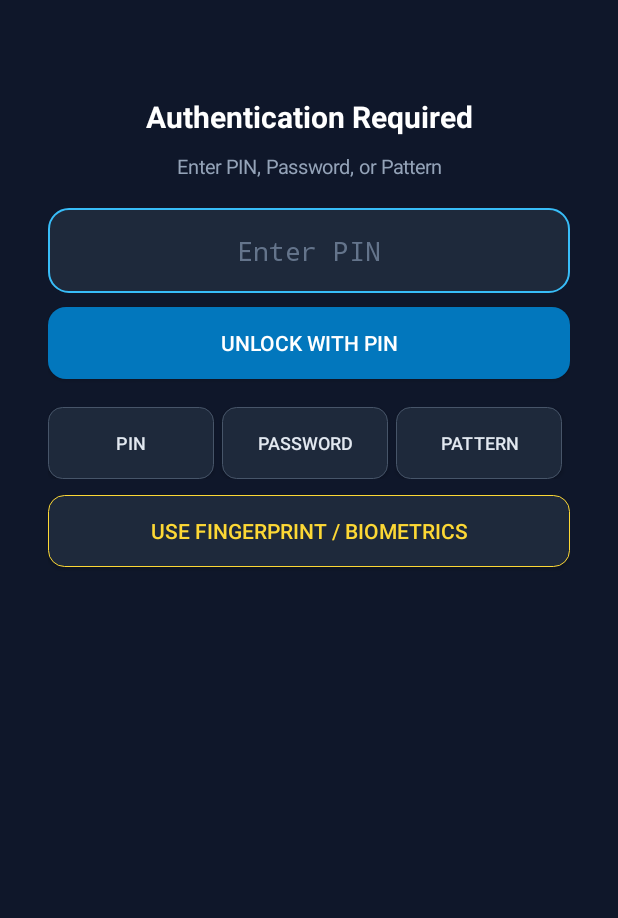
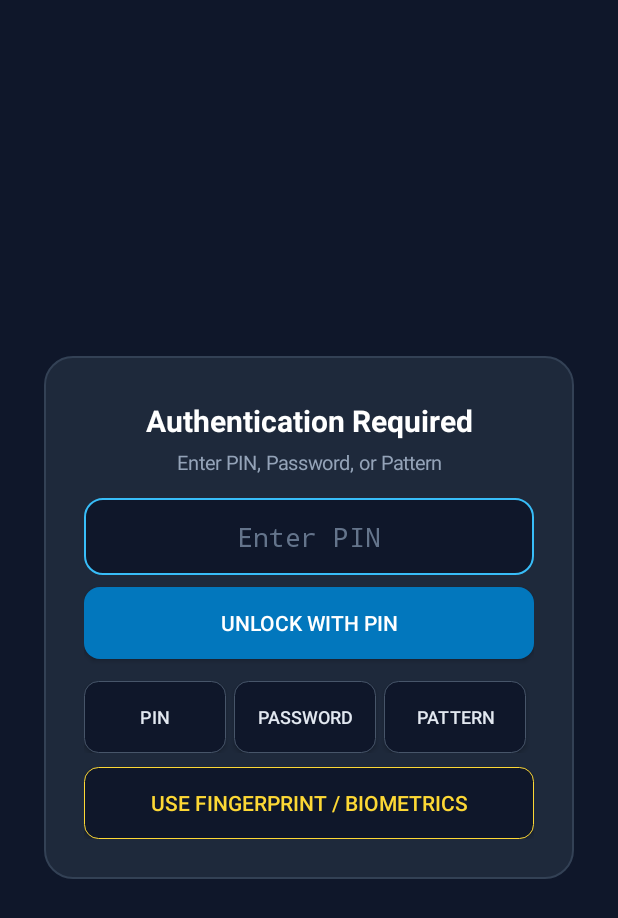
Before and after one commit to himanshusingh372/HSApplock, an Android app: the LockActivity screen opened directly, with no data from a screen before it, on a phone screen of 412 x 824 dp. Shown: the top 918 px of the screen. Run offline under Robolectric (Android 15) with nearby library versions, the phone set to English and light mode, and no system bars.

Commit message:
Update LockActivity.kt

```diff
--- a/app/src/main/java/com/local/offlinelocker/LockActivity.kt
+++ b/app/src/main/java/com/local/offlinelocker/LockActivity.kt
@@ -1,6 +1,7 @@
 package com.local.offlinelocker
 
 import android.app.AlertDialog
+import android.content.Intent
 import android.graphics.Color
 import android.graphics.Typeface
 import android.graphics.drawable.GradientDrawable
@@ -22,7 +23,9 @@ class LockActivity : FragmentActivity() {
     private var targetPackage: String = ""
 
     private lateinit var pinInput: EditText
+    private lateinit var unlockPinBtn: Button
     private lateinit var passInput: EditText
+    private lateinit var unlockPassBtn: Button
     private lateinit var patternView: PatternLockView
     private lateinit var statusText: TextView
 
@@ -35,24 +38,41 @@ class LockActivity : FragmentActivity() {
         targetPackage = intent.getStringExtra("TARGET_PACKAGE") ?: ""
         val isFakeCrash = intent.getBooleanExtra("FAKE_CRASH", false)
 
-        val root = LinearLayout(this).apply {
+        // Centered outer container so the lock box sits in the middle of the screen
+        val outerContainer = LinearLayout(this).apply {
             orientation = LinearLayout.VERTICAL
-            gravity = Gravity.CENTER_HORIZONTAL
+            gravity = Gravity.CENTER
             setBackgroundColor(Color.parseColor("#0F172A"))
-            setPadding(48, 96, 48, 64)
+            setPadding(44, 44, 44, 44)
+        }
+
+        val centerCard = LinearLayout(this).apply {
+            orientation = LinearLayout.VERTICAL
+            gravity = Gravity.CENTER
+            background = GradientDrawable().apply {
+                setColor(Color.parseColor("#1E293B"))
+                cornerRadius = 28.0f
+                setStroke(2, Color.parseColor("#334155"))
+            }
+            setPadding(40, 44, 40, 40)
+            layoutParams = LinearLayout.LayoutParams(
+                LinearLayout.LayoutParams.MATCH_PARENT,
+                LinearLayout.LayoutParams.WRAP_CONTENT
+            )
         }
 
         val titleView = TextView(this).apply {
             text = when (targetPackage) {
                 "SELF_APP_LOCK" -> "Unlock HS AppLock"
-                "DISABLE_ANTI_UNINSTALL" -> "Confirm Password to Disable Uninstall Blocker"
+                "DISABLE_ANTI_UNINSTALL" -> "Uninstall Protection"
+                "APP_INFO_ALL" -> "App Info Locked"
                 else -> "Authentication Required"
             }
             textSize = 20.0f
             typeface = Typeface.DEFAULT_BOLD
             setTextColor(Color.WHITE)
             gravity = Gravity.CENTER
-            setPadding(0, 0, 0, 16)
+            setPadding(0, 0, 0, 8)
         }
 
         statusText = TextView(this).apply {
@@ -60,7 +80,7 @@ class LockActivity : FragmentActivity() {
             textSize = 13.0f
             setTextColor(Color.parseColor("#94A3B8"))
             gravity = Gravity.CENTER
-            setPadding(0, 0, 0, 28)
+            setPadding(0, 0, 0, 22)
         }
 
         pinInput = EditText(this).apply {
@@ -71,11 +91,11 @@ class LockActivity : FragmentActivity() {
             setHintTextColor(Color.parseColor("#64748B"))
             inputType = InputType.TYPE_CLASS_NUMBER or InputType.TYPE_NUMBER_VARIATION_PASSWORD
             background = GradientDrawable().apply {
-                setColor(Color.parseColor("#1E293B"))
-                cornerRadius = 20.0f
+                setColor(Color.parseColor("#0F172A"))
+                cornerRadius = 18.0f
                 setStroke(2, Color.parseColor("#38BDF8"))
             }
-            setPadding(28, 24, 28, 24)
+            setPadding(24, 20, 24, 20)
             layoutParams = LinearLayout.LayoutParams(
                 LinearLayout.LayoutParams.MATCH_PARENT,
                 LinearLayout.LayoutParams.WRAP_CONTENT
@@ -86,63 +106,64 @@ class LockActivity : FragmentActivity() {
             }
         }
 
-        val unlockPinBtn = Button(this).apply {
+        unlockPinBtn = Button(this).apply {
             text = "Unlock with PIN"
             setTextColor(Color.WHITE)
             background = GradientDrawable().apply {
                 setColor(Color.parseColor("#0277BD"))
-                cornerRadius = 18.0f
+                cornerRadius = 16.0f
             }
             layoutParams = LinearLayout.LayoutParams(
                 LinearLayout.LayoutParams.MATCH_PARENT,
                 LinearLayout.LayoutParams.WRAP_CONTENT
-            ).apply { topMargin = 14 }
+            ).apply { topMargin = 12 }
             setOnClickListener { verifyPin(pinInput.text.toString()) }
         }
 
         passInput = EditText(this).apply {
             hint = "Enter Password"
             textSize = 16.0f
+            gravity = Gravity.CENTER
             setTextColor(Color.WHITE)
             setHintTextColor(Color.parseColor("#64748B"))
             inputType = InputType.TYPE_CLASS_TEXT or InputType.TYPE_TEXT_VARIATION_PASSWORD
             background = GradientDrawable().apply {
-                setColor(Color.parseColor("#1E293B"))
-                cornerRadius = 20.0f
+                setColor(Color.parseColor("#0F172A"))
+                cornerRadius = 18.0f
                 setStroke(2, Color.parseColor("#475569"))
             }
-            setPadding(28, 22, 28, 22)
+            setPadding(24, 18, 24, 18)
             visibility = View.GONE
             layoutParams = LinearLayout.LayoutParams(
                 LinearLayout.LayoutParams.MATCH_PARENT,
                 LinearLayout.LayoutParams.WRAP_CONTENT
-            ).apply { topMargin = 20 }
+            )
         }
 
-        val unlockPassBtn = Button(this).apply {
+        unlockPassBtn = Button(this).apply {
             text = "Unlock with Password"
             setTextColor(Color.WHITE)
             background = GradientDrawable().apply {
                 setColor(Color.parseColor("#0277BD"))
-                cornerRadius = 18.0f
+                cornerRadius = 16.0f
             }
             visibility = View.GONE
             layoutParams = LinearLayout.LayoutParams(
                 LinearLayout.LayoutParams.MATCH_PARENT,
                 LinearLayout.LayoutParams.WRAP_CONTENT
-            ).apply { topMargin = 14 }
+            ).apply { topMargin = 12 }
             setOnClickListener { verifyPassword(passInput.text.toString()) }
         }
 
+        // Single-hand sized 210dp pattern grid dead-center in the lock card
+        val patternSizePx = (resources.displayMetrics.density * 210).toInt()
         patternView = PatternLockView(this).apply {
-            compactMode = false
+            compactMode = true
             visibility = View.GONE
-            layoutParams = LinearLayout.LayoutParams(
-                LinearLayout.LayoutParams.WRAP_CONTENT,
-                LinearLayout.LayoutParams.WRAP_CONTENT
-            ).apply {
-                gravity = Gravity.CENTER_HORIZONTAL
-                topMargin = 24
+            layoutParams = LinearLayout.LayoutParams(patternSizePx, patternSizePx).apply {
+                gravity = Gravity.CENTER
+                topMargin = 8
+                bottomMargin = 8
             }
             onPatternComplete = { drawn ->
                 if (storage.verifyCredential(LockStorage.AuthType.PATTERN, drawn)) {
@@ -160,7 +181,7 @@ class LockActivity : FragmentActivity() {
             layoutParams = LinearLayout.LayoutParams(
                 LinearLayout.LayoutParams.MATCH_PARENT,
                 LinearLayout.LayoutParams.WRAP_CONTENT
-            ).apply { topMargin = 28 }
+            ).apply { topMargin = 22 }
         }
 
         fun makeModeBtn(label: String, onClick: () -> Unit): Button {
@@ -169,7 +190,7 @@ class LockActivity : FragmentActivity() {
                 textSize = 12.0f
                 setTextColor(Color.parseColor("#E2E8F0"))
                 background = GradientDrawable().apply {
-                    setColor(Color.parseColor("#1E293B"))
+                    setColor(Color.parseColor("#0F172A"))
                     cornerRadius = 14.0f
                     setStroke(1, Color.parseColor("#475569"))
                 }
@@ -188,28 +209,30 @@ class LockActivity : FragmentActivity() {
             text = "Use Fingerprint / Biometrics"
             setTextColor(Color.parseColor("#FDD835"))
             background = GradientDrawable().apply {
-                setColor(Color.parseColor("#1E293B"))
-                cornerRadius = 16.0f
+                setColor(Color.parseColor("#0F172A"))
+                cornerRadius = 14.0f
                 setStroke(1, Color.parseColor("#FDD835"))
             }
             visibility = if (storage.isFingerprintEnabled) View.VISIBLE else View.GONE
             layoutParams = LinearLayout.LayoutParams(
                 LinearLayout.LayoutParams.MATCH_PARENT,
                 LinearLayout.LayoutParams.WRAP_CONTENT
-            ).apply { topMargin = 16 }
+            ).apply { topMargin = 14 }
             setOnClickListener { launchBiometricPrompt() }
         }
 
-        root.addView(titleView)
-        root.addView(statusText)
-        root.addView(pinInput)
-        root.addView(unlockPinBtn)
-        root.addView(passInput)
-        root.addView(unlockPassBtn)
-        root.addView(patternView)
-        root.addView(modeRow)
-        root.addView(bioBtn)
-        setContentView(root)
+        centerCard.addView(titleView)
+        centerCard.addView(statusText)
+        centerCard.addView(pinInput)
+        centerCard.addView(unlockPinBtn)
+        centerCard.addView(passInput)
+        centerCard.addView(unlockPassBtn)
+        centerCard.addView(patternView)
+        centerCard.addView(modeRow)
+        centerCard.addView(bioBtn)
+
+        outerContainer.addView(centerCard)
+        setContentView(outerContainer)
 
         if (isFakeCrash) {
             showFakeCrashDialog()
@@ -222,8 +245,9 @@ class LockActivity : FragmentActivity() {
     }
 
     private fun showFakeCrashDialog() {
+        val rawPkg = targetPackage.removePrefix("APP_")
         val appLabel = try {
-            val info = packageManager.getApplicationInfo(targetPackage, 0)
+            val info = packageManager.getApplicationInfo(rawPkg, 0)
             packageManager.getApplicationLabel(info).toString()
         } catch (_: Exception) {
             "App"
@@ -234,7 +258,7 @@ class LockActivity : FragmentActivity() {
             .setMessage("App info or close app")
             .setCancelable(false)
             .setPositiveButton("Close app") { _, _ ->
-                performGlobalActionHome()
+                goHomeAndFinish()
             }
             .setNeutralButton("Unlock") { _, _ ->
                 showPinMode()
@@ -243,10 +267,10 @@ class LockActivity : FragmentActivity() {
             .show()
     }
 
-    private fun performGlobalActionHome() {
-        val homeIntent = android.content.Intent(android.content.Intent.ACTION_MAIN).apply {
-            addCategory(android.content.Intent.CATEGORY_HOME)
-            flags = android.content.Intent.FLAG_ACTIVITY_NEW_TASK
+    private fun goHomeAndFinish() {
+        val homeIntent = Intent(Intent.ACTION_MAIN).apply {
+            addCategory(Intent.CATEGORY_HOME)
+            flags = Intent.FLAG_ACTIVITY_NEW_TASK
         }
         startActivity(homeIntent)
         finish()
@@ -254,7 +278,9 @@ class LockActivity : FragmentActivity() {
 
     private fun showPinMode() {
         pinInput.visibility = View.VISIBLE
+        unlockPinBtn.visibility = View.VISIBLE
         passInput.visibility = View.GONE
+        unlockPassBtn.visibility = View.GONE
         patternView.visibility = View.GONE
         pinInput.requestFocus()
         val imm = getSystemService(INPUT_METHOD_SERVICE) as InputMethodManager
@@ -263,7 +289,9 @@ class LockActivity : FragmentActivity() {
 
     private fun showPasswordMode() {
         pinInput.visibility = View.GONE
+        unlockPinBtn.visibility = View.GONE
         passInput.visibility = View.VISIBLE
+        unlockPassBtn.visibility = View.VISIBLE
         patternView.visibility = View.GONE
         passInput.requestFocus()
         val imm = getSystemService(INPUT_METHOD_SERVICE) as InputMethodManager
@@ -272,7 +300,9 @@ class LockActivity : FragmentActivity() {
 
     private fun showPatternMode() {
         pinInput.visibility = View.GONE
+        unlockPinBtn.visibility = View.GONE
         passInput.visibility = View.GONE
+        unlockPassBtn.visibility = View.GONE
         patternView.visibility = View.VISIBLE
         val imm = getSystemService(INPUT_METHOD_SERVICE) as InputMethodManager
         imm.hideSoftInputFromWindow(patternView.windowToken, 0)
@@ -329,6 +359,7 @@ class LockActivity : FragmentActivity() {
             return
         }
 
+        // Mark current foreground session unlocked; AppMonitorService clears it immediately upon Recents/Home/Exit
         if (targetPackage.isNotEmpty()) {
             storage.markAppUnlocked(targetPackage)
         }
```
